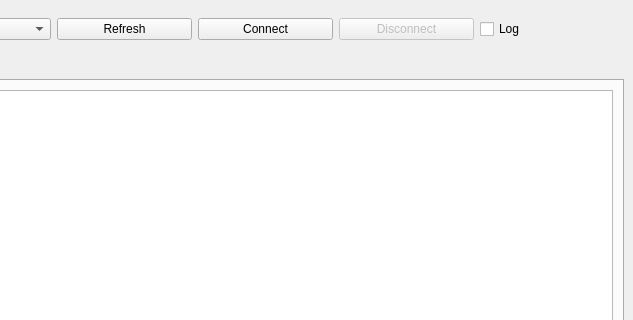
Before: the Qt Designer form main_window.ui in cosmogang/RFQ_test, drawn with Qt 5; both pictures show x 167 to 800 and y 0 to 320 of the 800 by 757 pixel window.
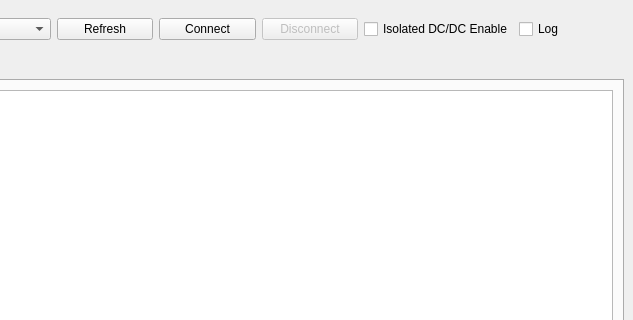
After: the same form once the commit is applied.

Commit message: Add vi enable checkbox and sync state with AVR

Patch:
```diff
--- a/main_window.ui
+++ b/main_window.ui
@@ -55,6 +55,13 @@
          </property>
         </widget>
        </item>
+       <item>
+        <widget class="QCheckBox" name="viEnableCheck">
+         <property name="text">
+          <string>Isolated DC/DC Enable</string>
+         </property>
+        </widget>
+       </item>
        <item>
         <widget class="QCheckBox" name="logCheck">
          <property name="text">
```
The commit also changes 1 other file.
